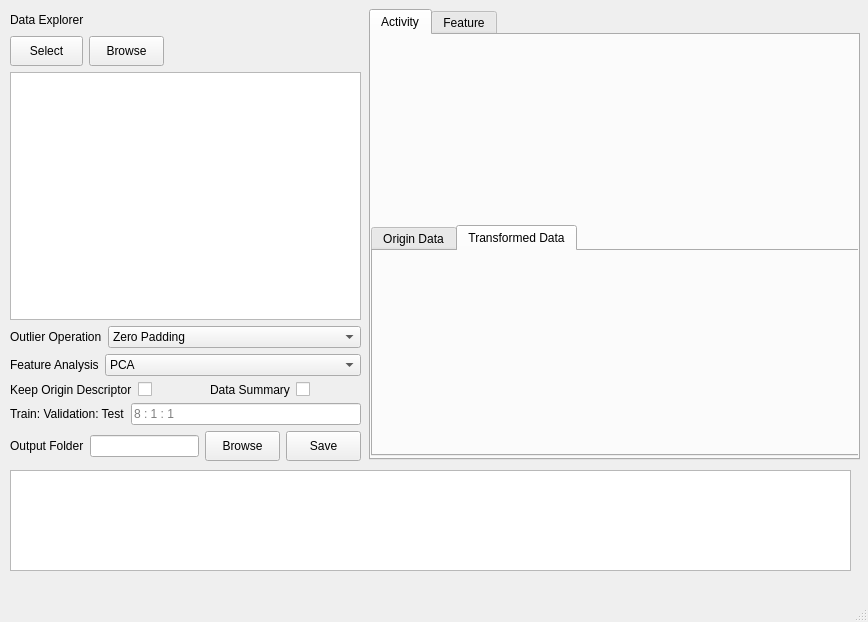
Before: the Qt Designer form QSAR-UI/mainwindow0.ui in sheMnapion/AI-QSAR, drawn with Qt 5.
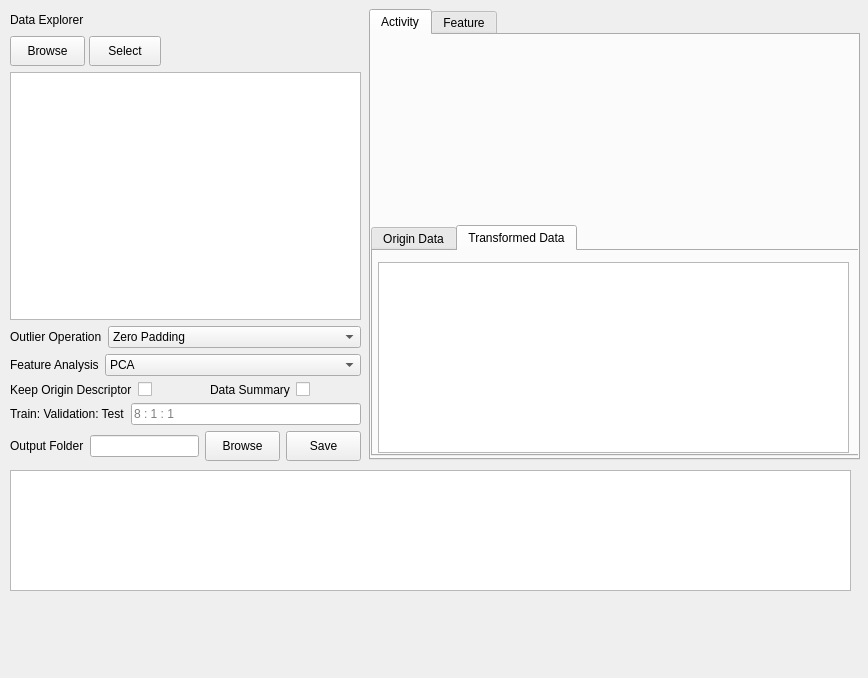
After: the same form once the commit is applied. The open tabs and pages were chosen to show the change.

Commit message: Add ui for outlier data's operations

Patch:
```diff
--- a/QSAR-UI/mainwindow0.ui
+++ b/QSAR-UI/mainwindow0.ui
@@ -7,7 +7,7 @@
     <x>0</x>
     <y>0</y>
     <width>868</width>
-    <height>622</height>
+    <height>678</height>
    </rect>
   </property>
   <property name="sizePolicy">
@@ -98,6 +98,31 @@
        <property name="rightMargin">
         <number>200</number>
        </property>
+       <item>
+        <widget class="QPushButton" name="dataBrowseBtn">
+         <property name="sizePolicy">
+          <sizepolicy hsizetype="Preferred" vsizetype="Fixed">
+           <horstretch>0</horstretch>
+           <verstretch>0</verstretch>
+          </sizepolicy>
+         </property>
+         <property name="minimumSize">
+          <size>
+           <width>75</width>
+           <height>30</height>
+          </size>
+         </property>
+         <property name="maximumSize">
+          <size>
+           <width>75</width>
+           <height>30</height>
+          </size>
+         </property>
+         <property name="text">
+          <string>Browse</string>
+         </property>
+        </widget>
+       </item>
        <item>
         <widget class="QPushButton" name="dataSelectBtn">
          <property name="sizePolicy">
@@ -123,31 +148,6 @@
          </property>
         </widget>
        </item>
-       <item>
-        <widget class="QPushButton" name="dataBrowseBtn">
-         <property name="sizePolicy">
-          <sizepolicy hsizetype="Preferred" vsizetype="Fixed">
-           <horstretch>0</horstretch>
-           <verstretch>0</verstretch>
-          </sizepolicy>
-         </property>
-         <property name="minimumSize">
-          <size>
-           <width>75</width>
-           <height>30</height>
-          </size>
-         </property>
-         <property name="maximumSize">
-          <size>
-           <width>75</width>
-           <height>30</height>
-          </size>
-         </property>
-         <property name="text">
-          <string>Browse</string>
-         </property>
-        </widget>
-       </item>
       </layout>
      </item>
      <item>
@@ -391,14 +391,24 @@
        <attribute name="title">
         <string>Transformed Data</string>
        </attribute>
+       <widget class="QListWidget" name="transformedDataList">
+        <property name="geometry">
+         <rect>
+          <x>5</x>
+          <y>11</y>
+          <width>471</width>
+          <height>191</height>
+         </rect>
+        </property>
+       </widget>
       </widget>
      </widget>
      <widget class="QWidget" name="plotWidget" native="true">
       <property name="geometry">
        <rect>
-        <x>0</x>
-        <y>-1</y>
-        <width>481</width>
+        <x>10</x>
+        <y>0</y>
+        <width>471</width>
         <height>191</height>
        </rect>
       </property>
@@ -410,13 +420,13 @@
      </attribute>
     </widget>
    </widget>
-   <widget class="QListView" name="dataDescription">
+   <widget class="QListWidget" name="infoList">
     <property name="geometry">
      <rect>
       <x>10</x>
       <y>470</y>
       <width>841</width>
-      <height>101</height>
+      <height>121</height>
      </rect>
     </property>
    </widget>
@@ -431,7 +441,6 @@
     </rect>
    </property>
   </widget>
-  <widget class="QStatusBar" name="statusbar"/>
  </widget>
  <resources/>
  <connections/>
```
Left out of the diff: 55 changed lines with no effect on the pictures. The commit also changes 10 other files.
